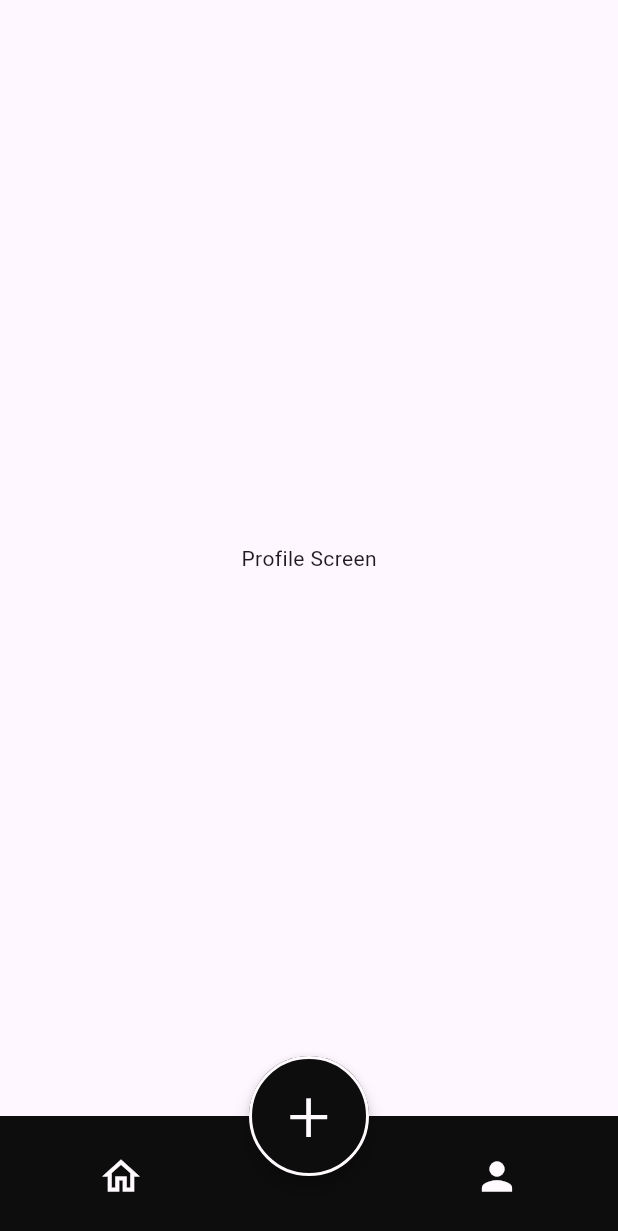
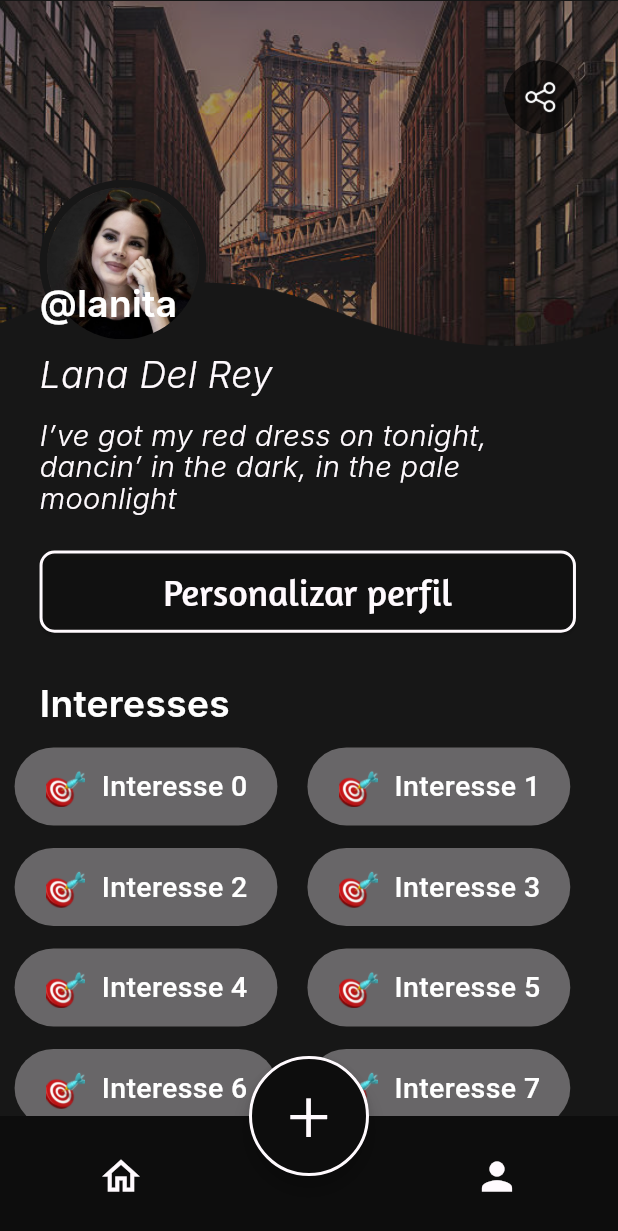
Before and after one commit to ADAGroupTcc/front-end, a Flutter app: the MenuBarGeneral screen opened directly, on a phone screen of 412 x 824 dp. Shown: the top 1231 px of the screen. Run offline on Flutter 3.47's test engine with Material 3 defaults, Android fonts, the phone set to English and light mode, and no system bars; our stand-ins replace connectivity_plus; Roboto replaces fonts that are missing (Inter).

Commit message:
profiles
telas de perfil

```diff
--- a/lib/screens/home.dart
+++ b/lib/screens/home.dart
@@ -31,8 +31,7 @@ class HomePage extends StatelessWidget {
     final screenWidth = MediaQuery.of(context).size.width;
     final screenHeight = MediaQuery.of(context).size.height;
 
-    // Variável que define quantas estações serão exibidas.
-    const int numberOfStations = 0; // Define o número de estações
+    const int numberOfStations = 0;
 
     return Scaffold(
       body: Stack(
@@ -154,7 +153,6 @@ class HomePage extends StatelessWidget {
                                 ),
                               ),
                             ),
-                            // Seta movida separadamente
                             Padding(
                               padding: EdgeInsets.only(left: screenWidth * 0.18, top: screenHeight * 0.012), // Move apenas a seta levemente para a esquerda
                               child: Align(
--- /dev/null
+++ b/lib/screens/profile.dart
@@ -0,0 +1,245 @@
+import 'package:flutter/material.dart';
+import '../utils/customtogglebutton.dart';
+
+const Color branco = Color(0xFFFFFAFE);
+const Color preto = Color(0xFF0D0D0D);
+const Color pretobg = Color(0xFF171717);
+
+class Profile extends StatelessWidget {
+  const Profile({super.key});
+
+  @override
+  Widget build(BuildContext context) {
+    return const MaterialApp(
+      title: 'Profile page',
+      home: ProfilePage(),
+    );
+  }
+}
+
+class ProfilePage extends StatelessWidget {
+  const ProfilePage({super.key});
+
+  @override
+  Widget build(BuildContext context) {
+    final screenWidth = MediaQuery.of(context).size.width;
+    final screenHeight = MediaQuery.of(context).size.height;
+
+    return Scaffold(
+        backgroundColor: pretobg,
+        resizeToAvoidBottomInset: false,
+        body: Stack(children: [
+          Align(
+            alignment: Alignment.topCenter,
+            child: Stack(
+              alignment: Alignment.center,
+              children: [
+                Image.asset(
+                  'assets/bglanita.png',
+                  fit: BoxFit.fitWidth,
+                  width: double.infinity,
+                ),
+                Column(
+                  mainAxisSize: MainAxisSize.min,
+                  children: [
+                    const SizedBox(height: 120),
+                    Row(
+                      mainAxisAlignment: MainAxisAlignment.spaceBetween,
+                      children: <Widget>[
+                        Padding(
+                          padding: EdgeInsets.only(left: screenWidth * 0.064),
+                          child: Align(
+                            alignment: Alignment.centerLeft,
+                            child: Container(
+                              width: screenWidth * 0.27,
+                              height: screenWidth * 0.27,
+                              decoration: BoxDecoration(
+                                shape: BoxShape.circle,
+                                border: Border.all(
+                                  color: pretobg,
+                                  width: 5.0,
+                                ),
+                              ),
+                              child: ClipOval(
+                                child: Image.asset(
+                                  'assets/lanita.png',
+                                  fit: BoxFit.cover,
+                                  width: screenWidth * 0.26,
+                                  height: screenWidth * 0.26,
+                                ),
+                              ),
+                            ),
+                          ),
+                        ),
+                      ],
+                    ),
+                  ],
+                ),
+              ],
+            ),
+          ),
+          Align(
+            alignment: Alignment.center,
+            child: Column(
+              mainAxisSize: MainAxisSize.min,
+              // Mude para MainAxisSize.min para não ocupar todo o espaço
+              children: [
+                const SizedBox(height: 180),
+                Padding(
+                    padding: EdgeInsets.symmetric(
+                      horizontal: screenWidth * 0.064,
+                      vertical: screenHeight * 0.01,
+                    ),
+                    child: Align(
+                      alignment: Alignment.centerLeft,
+                      child: Text(
+                        "@lanita",
+                        style: TextStyle(
+                          decoration: TextDecoration.none,
+                          fontSize: screenWidth * 0.06,
+                          fontWeight: FontWeight.w600,
+                          fontFamily: 'Inter',
+                          color: Colors.white,
+                          height: 1.1,
+                        ),
+                        softWrap: true,
+                        overflow: TextOverflow.visible,
+                      ),
+                    )),
+                Padding(
+                    padding: EdgeInsets.only(
+                      left: screenWidth * 0.064,
+                      top: screenHeight * 0.015,
+                      bottom: screenHeight * 0.01,
+                    ),
+                    child: Align(
+                      alignment: Alignment.centerLeft,
+                      child: Text(
+                        "Lana Del Rey",
+                        style: TextStyle(
+                          decoration: TextDecoration.none,
+                          fontSize: screenWidth * 0.06,
+                          fontWeight: FontWeight.w300,
+                          fontFamily: 'Inter',
+                          color: branco,
+                          fontStyle: FontStyle.italic,
+                          height: 1.1,
+                        ),
+                        softWrap: true,
+                        overflow: TextOverflow.visible,
+                      ),
+                    )),
+                Padding(
+                    padding: EdgeInsets.symmetric(
+                      horizontal: screenWidth * 0.064,
+                      vertical: screenHeight * 0.01,
+                    ),
+                    child: Align(
+                      alignment: Alignment.centerLeft,
+                      child: Text(
+                        "I’ve got my red dress on tonight, dancin’ in the dark, in the pale moonlight",
+                        style: TextStyle(
+                          decoration: TextDecoration.none,
+                          fontSize: screenWidth * 0.047,
+                          fontWeight: FontWeight.w300,
+                          fontFamily: 'Inter',
+                          color: branco,
+                          fontStyle: FontStyle.italic,
+                          height: 1.1,
+                        ),
+                        softWrap: true,
+                        overflow: TextOverflow.visible,
+                      ),
+                    )),
+                Padding(
+                    padding: EdgeInsets.symmetric(
+                      horizontal: screenWidth * 0.064,
+                      vertical: screenHeight * 0.02,
+                    ),
+                    child: Align(
+                        alignment: Alignment.centerLeft,
+                        child: ElevatedButton(
+                          onPressed: () {},
+                          style: ElevatedButton.styleFrom(
+                            padding: EdgeInsets.symmetric(
+                                horizontal: screenWidth * 0.2,
+                                vertical: screenHeight * 0.012),
+                            backgroundColor: Colors.transparent,
+                            shape: RoundedRectangleBorder(
+                              borderRadius: BorderRadius.circular(10),
+                              side: const BorderSide(color: branco, width: 2),
+                            ),
+                          ),
+                          child: Text(
+                            "Personalizar perfil",
+                            style: TextStyle(
+                              color: branco,
+                              fontFamily: "Amaranth",
+                              fontSize: screenWidth * 0.06,
+                            ),
+                          ),
+                        ))),
+                Padding(
+                  padding: EdgeInsets.symmetric(
+                    horizontal: screenWidth * 0.064,
+                    vertical: screenHeight * 0.02,
+                  ),
+                  child: Align(
+                    alignment: Alignment.centerLeft,
+                    child: Text(
+                      "Interesses",
+                      style: TextStyle(
+                        decoration: TextDecoration.none,
+                        fontSize: screenWidth * 0.06,
+                        fontWeight: FontWeight.w600,
+                        fontFamily: 'Inter',
+                        color: Colors.white,
+                        height: 1.1,
+                      ),
+                      softWrap: true,
+                      overflow: TextOverflow.visible,
+                    ),
+                  ),
+                ),
+                // Ajuste o valor de top e bottom conforme necessário para controlar onde a rolagem começa.
+                Positioned.fill(
+                  top: screenHeight * 0.1, // Ajuste esse valor para mover o início da rolagem para cima ou para baixo
+                  bottom: screenHeight * 0.2, // Este valor pode ser mantido para deixar espaço embaixo
+                  child: Padding(
+                    padding: EdgeInsets.symmetric(horizontal: screenWidth * 0.02),
+                    child: SingleChildScrollView(
+                      child: Wrap(
+                        spacing: 20.0, // Espaço horizontal entre os itens
+                        runSpacing: 15.0, // Espaço vertical entre as linhas
+                        children: List.generate(
+                          18,
+                              (index) {
+                            return CustomToggleButton(
+                              text: "Interesse $index",
+                              imagePath: 'assets/transparenttarget.png',
+                            );
+                          },
+                        ),
+                      ),
+                    ),
+                  ),
+                ),
+              ],
+            ),
+          ),
+          Positioned(
+            top: 40,
+            // Ajuste esse valor conforme necessário para posicionar mais perto do topo
+            right: screenWidth * 0.064,
+            child: ClipOval(
+              child: Image.asset(
+                'assets/iconcompartilharlink.png',
+                fit: BoxFit.cover,
+                width: screenWidth * 0.12,
+                height: screenWidth * 0.12,
+              ),
+            ),
+          )
+        ]));
+  }
+}
--- a/lib/utils/menuBar.dart
+++ b/lib/utils/menuBar.dart
@@ -1,4 +1,5 @@
 import '../screens/home.dart';
+import '../screens/profile.dart';
 import '../screens/searchingstations.dart';
 import 'package:flutter/material.dart';
 
@@ -34,7 +35,7 @@ class MenuBar extends State<MenuBarGeneral> {
   static final List<Widget> _pages = <Widget>[
     const Home(),
     const Placeholder(),
-    ProfileScreen(),
+    const Profile(),
   ];
 
   @override
@@ -96,21 +97,3 @@ class MenuBar extends State<MenuBarGeneral> {
     );
   }
 }
-
-class HomeScreen extends StatelessWidget {
-  const HomeScreen({super.key});
-
-  @override
-  Widget build(BuildContext context) {
-    return const Center(child: Text('Home Screen'));
-  }
-}
-
-class ProfileScreen extends StatelessWidget {
-  const ProfileScreen({super.key});
-
-  @override
-  Widget build(BuildContext context) {
-    return const Center(child: Text('Profile Screen'));
-  }
-}
--- a/pubspec.yaml
+++ b/pubspec.yaml
@@ -35,6 +35,9 @@ flutter:
     - assets/voltarbtn.png
     - assets/target.png
     - assets/setinha.png
+    - assets/lanita.png
+    - assets/bglanita.png
+    - assets/iconcompartilharlink.png
     - assets/transparenttarget.png
 
   fonts:
```
Also changed, not shown: lib/screens/othersprofile.dart (added, +244 -0 lines), assets/bglanita.png (added), assets/iconcompartilharlink.png (added), assets/lanita.png (added).
